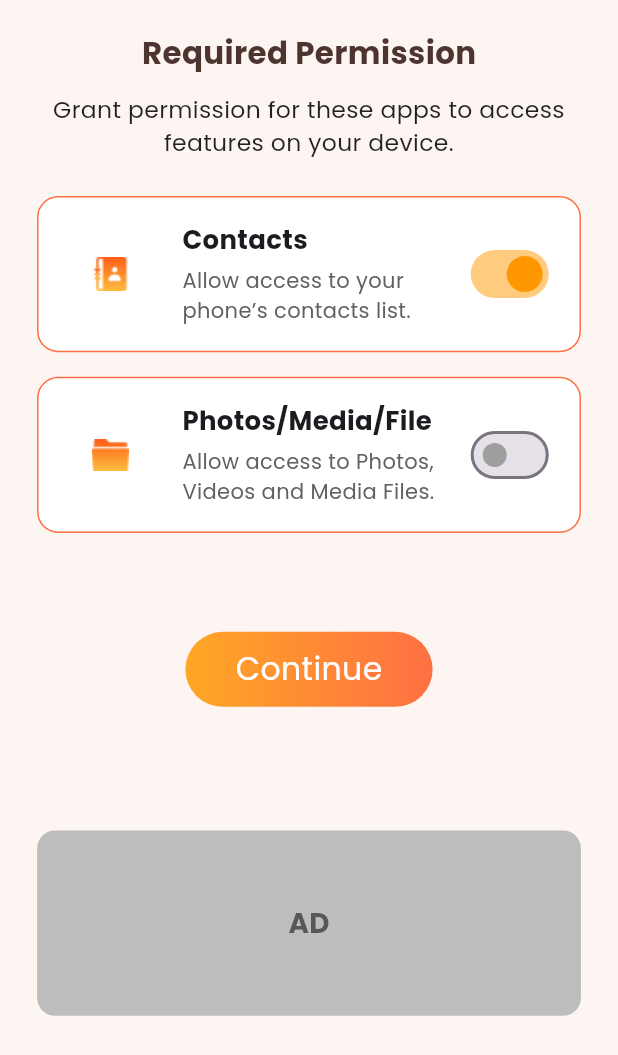
After one commit to VCodes0/-God-Aarti-App, a Flutter app: the TermsOfUseScreen screen opened directly, after a tap on "Agree", on a phone screen of 412 x 824 dp. The commit adds this screen. Shown: the top 1055 px of the screen. Run offline on Flutter 3.47's test engine with Material 3 defaults, Android fonts, the phone set to English and light mode, and no system bars; our stand-ins replace get, google_fonts.

Commit message:
PermissionsScreen

```diff
--- a/lib/components/tofu/tofu_screen.dart
+++ b/lib/components/tofu/tofu_screen.dart
@@ -1,10 +1,8 @@
 import 'package:flutter/material.dart';
 import 'package:get/get.dart';
-
+import '../../views/permissions/permissions.dart';
+import '../../widgets/build policy item/build_policy_item.dart';
 import '../CustomNxtButton/custom_next_button.dart';
-import '../view/Permissions/permissions_screen.dart';
-import 'build_policy_item.dart';
-import 'custom_next_button.dart';
 
 class TofuScreen extends StatelessWidget {
   const TofuScreen({super.key});
--- a/lib/views/onboarding/third/third_onboard.dart
+++ b/lib/views/onboarding/third/third_onboard.dart
@@ -1,5 +1,7 @@
 import 'package:flutter/material.dart';
 import 'package:get/get.dart';
+
+import '../../termsofuse/terms_of_use.dart';
 
 class OnboardThird extends StatelessWidget {
   const OnboardThird({super.key});
--- /dev/null
+++ b/lib/views/permissions/permissions.dart
@@ -0,0 +1,124 @@
+import 'package:flutter/material.dart';
+import 'package:get/get.dart';
+
+import '../../components/CustomNxtButton/custom_next_button.dart';
+import '../../widgets/buildPermissionTile/build_permission_tile.dart';
+
+
+class PermissionsScreen extends StatefulWidget {
+  const PermissionsScreen({super.key});
+
+  @override
+  State<PermissionsScreen> createState() => _PermissionsScreenState();
+}
+
+class _PermissionsScreenState extends State<PermissionsScreen> {
+  bool isContactsEnabled = true;
+  bool isMediaEnabled = false;
+
+  @override
+  Widget build(BuildContext context) {
+    return Scaffold(
+      backgroundColor: const Color(0xFFFDF5F1),
+      body: SafeArea(child: _permissionsWidget()),
+    );
+  }
+
+  Widget _permissionsWidget() {
+    final Size screen = MediaQuery.of(context).size;
+    return Padding(
+      padding: EdgeInsets.symmetric(
+        horizontal: screen.width * 0.06,
+        vertical: screen.height * 0.025,
+      ),
+      child: Column(
+        crossAxisAlignment: CrossAxisAlignment.start,
+        children: [
+          Center(
+            child: Text(
+              "Required Permission",
+              style: TextStyle(
+                color: Colors.brown[800],
+                fontSize: screen.width * 0.05,
+                fontWeight: FontWeight.bold,
+              ),
+            ),
+          ),
+          SizedBox(height: screen.height * 0.015),
+          Center(
+            child: Text(
+              "Grant permission for these apps to access\nfeatures on your device.",
+              textAlign: TextAlign.center,
+              style: TextStyle(
+                color: Colors.black87,
+                fontSize: screen.width * 0.038,
+              ),
+            ),
+          ),
+          SizedBox(height: screen.height * 0.03),
+
+          /// CONTACTS PERMISSION
+          buildPermissionTile(
+            screen,
+            iconPath: "assets/contact.png",
+            title: "Contacts",
+            subtitle: "Allow access to your phone’s contacts list.",
+            value: isContactsEnabled,
+            onChanged: (val) {
+              setState(() {
+                isContactsEnabled = val;
+              });
+            },
+          ),
+
+          SizedBox(height: screen.height * 0.02),
+
+          /// MEDIA PERMISSION
+          buildPermissionTile(
+            screen,
+            iconPath: "assets/folder.png",
+            title: "Photos/Media/File",
+            subtitle: "Allow access to Photos, Videos and Media Files.",
+            value: isMediaEnabled,
+            onChanged: (val) {
+              setState(() {
+                isMediaEnabled = val;
+              });
+            },
+          ),
+
+          SizedBox(height: screen.height * 0.08),
+
+          /// CONTINUE BUTTON
+          Center(
+            child: InkWell(
+              onTap: () => Get.to(() => GetStartedScreen()),
+              child: CustomNxtButton(text: "Continue"),
+            ),
+          ),
+
+          SizedBox(height: screen.height * 0.1),
+
+          /// AD SPACE
+          Container(
+            height: screen.height * 0.15,
+            width: double.infinity,
+            decoration: BoxDecoration(
+              color: Colors.grey[400],
+              borderRadius: BorderRadius.circular(12),
+            ),
+            alignment: Alignment.center,
+            child: Text(
+              "AD",
+              style: TextStyle(
+                fontSize: screen.width * 0.045,
+                fontWeight: FontWeight.bold,
+                color: Colors.black54,
+              ),
+            ),
+          ),
+        ],
+      ),
+    );
+  }
+}
--- a/lib/views/termsofuse/terms_of_use.dart
+++ b/lib/views/termsofuse/terms_of_use.dart
@@ -1,5 +1,6 @@
 import 'package:flutter/material.dart';
 
+import '../../components/tofu/tofu_screen.dart';
 
 class TermsOfUseScreen extends StatefulWidget {
   const TermsOfUseScreen({super.key});
--- a/lib/widgets/build policy item/build_policy_item.dart
+++ b/lib/widgets/build policy item/build_policy_item.dart
@@ -0,0 +1,32 @@
+import 'package:flutter/material.dart';
+
+Widget buildPolicyItem(Size mq, String imagePath, String text) {
+  return Padding(
+    padding: EdgeInsets.only(bottom: mq.height * 0.025),
+    child: Row(
+      crossAxisAlignment: CrossAxisAlignment.start,
+      children: [
+        Expanded(
+          flex: 1,
+          child: Image.asset(
+            imagePath,
+            width: mq.width * 0.06,
+            height: mq.width * 0.06,
+            fit: BoxFit.contain,
+          ),
+        ),
+        SizedBox(width: mq.width * 0.03),
+        Expanded(
+          flex: 9,
+          child: Text(
+            text,
+            style: TextStyle(
+              fontSize: mq.width * 0.038,
+              color: Colors.black87,
+            ),
+          ),
+        ),
+      ],
+    ),
+  );
+}
--- /dev/null
+++ b/lib/widgets/buildPermissionTile/build_permission_tile.dart
@@ -0,0 +1,61 @@
+import 'package:flutter/material.dart';
+
+Widget buildPermissionTile(
+  Size screen, {
+  required String iconPath,
+  required String title,
+  required String subtitle,
+  required bool value,
+  required Function(bool) onChanged,
+}) {
+  return Container(
+    padding: EdgeInsets.all(screen.width * 0.04),
+    decoration: BoxDecoration(
+      borderRadius: BorderRadius.circular(14),
+      border: Border.all(color: Colors.deepOrangeAccent, width: 1),
+      color: Colors.white,
+    ),
+    child: Row(
+      children: [
+        Expanded(
+          flex: 1,
+          child: Image.asset(
+            iconPath,
+            width: screen.width * 0.08,
+            height: screen.width * 0.1,
+          ),
+        ),
+        SizedBox(width: screen.width * 0.04),
+        Expanded(
+          flex: 3,
+          child: Column(
+            crossAxisAlignment: CrossAxisAlignment.start,
+            children: [
+              Text(
+                title,
+                style: TextStyle(
+                  fontWeight: FontWeight.bold,
+                  fontSize: screen.width * 0.042,
+                ),
+              ),
+              SizedBox(height: screen.height * 0.005),
+              Text(
+                subtitle,
+                style: TextStyle(
+                  fontSize: screen.width * 0.034,
+                  color: Colors.grey[700],
+                ),
+              ),
+            ],
+          ),
+        ),
+        Switch(
+          value: value,
+          onChanged: onChanged,
+          activeColor: Colors.orange,
+          inactiveThumbColor: Colors.grey,
+        ),
+      ],
+    ),
+  );
+}
```
